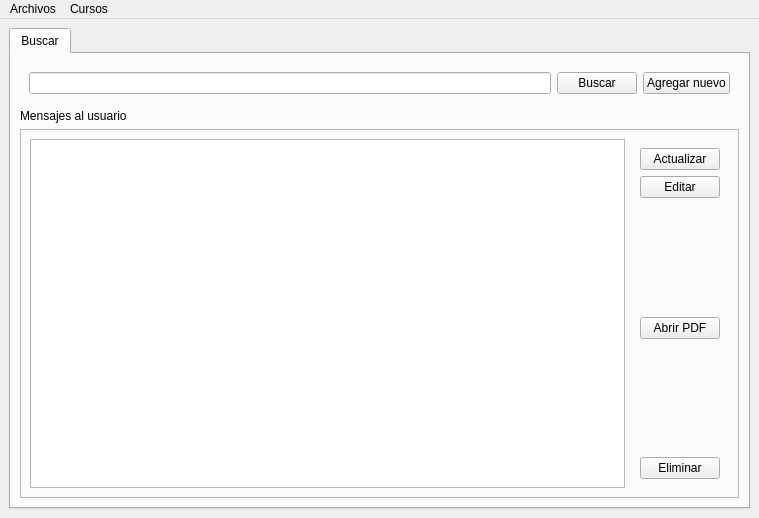
Old version of the form UI/Ventana_madre.ui in the repository leodan52/Gestor_alumnos.
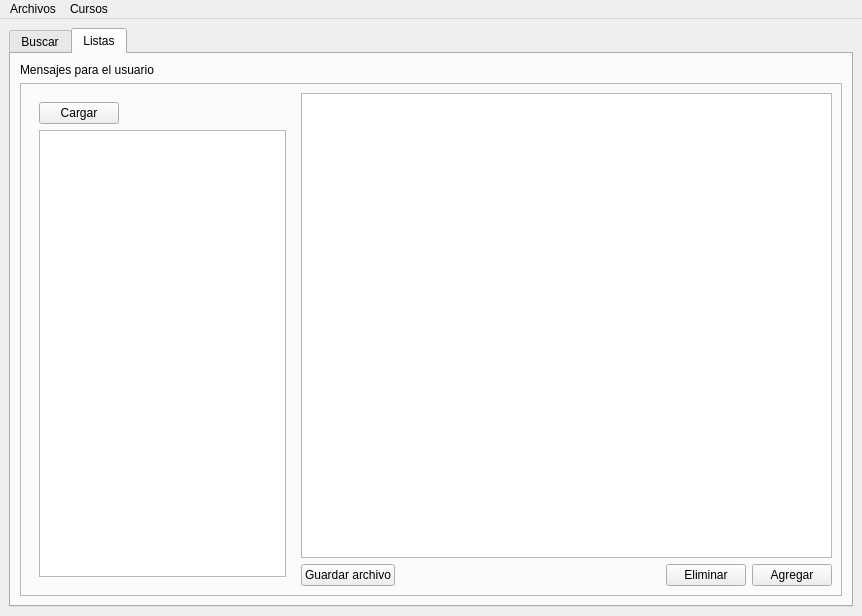
New version of the form.

Commit message: Se agregó una nueva pestaña con funciones para administrar cursos organizando la info por salones

Patch:
```diff
--- a/UI/Ventana_madre.ui
+++ b/UI/Ventana_madre.ui
@@ -6,19 +6,19 @@
    <rect>
     <x>0</x>
     <y>0</y>
-    <width>759</width>
-    <height>518</height>
+    <width>862</width>
+    <height>616</height>
    </rect>
   </property>
   <property name="windowTitle">
    <string>Gestor de cursos</string>
   </property>
   <widget class="QWidget" name="centralwidget">
-   <layout class="QGridLayout" name="gridLayout">
-    <item row="0" column="0">
+   <layout class="QVBoxLayout" name="verticalLayout_3">
+    <item>
      <widget class="QTabWidget" name="tabWidget">
       <property name="currentIndex">
-       <number>0</number>
+       <number>1</number>
       </property>
       <widget class="QWidget" name="TabBuscar">
        <attribute name="title">
@@ -138,6 +138,162 @@
         </item>
        </layout>
       </widget>
+      <widget class="QWidget" name="tabListas">
+       <property name="toolTip">
+        <string>&lt;html&gt;&lt;head/&gt;&lt;body&gt;&lt;p&gt;Administra tus cursos por salon&lt;/p&gt;&lt;/body&gt;&lt;/html&gt;</string>
+       </property>
+       <attribute name="title">
+        <string>Listas</string>
+       </attribute>
+       <layout class="QVBoxLayout" name="verticalLayout_2">
+        <item>
+         <widget class="QLabel" name="Mensajes2UsuarioTabListas">
+          <property name="text">
+           <string>&lt;html&gt;&lt;head/&gt;&lt;body&gt;&lt;p&gt;Mensajes para el usuario&lt;/p&gt;&lt;/body&gt;&lt;/html&gt;</string>
+          </property>
+         </widget>
+        </item>
+        <item>
+         <widget class="QFrame" name="frame">
+          <property name="maximumSize">
+           <size>
+            <width>16777215</width>
+            <height>16777215</height>
+           </size>
+          </property>
+          <property name="frameShape">
+           <enum>QFrame::StyledPanel</enum>
+          </property>
+          <property name="frameShadow">
+           <enum>QFrame::Raised</enum>
+          </property>
+          <layout class="QHBoxLayout" name="horizontalLayout_3" stretch="1,2">
+           <item>
+            <widget class="QWidget" name="widget_3" native="true">
+             <property name="maximumSize">
+              <size>
+               <width>16777215</width>
+               <height>16777215</height>
+              </size>
+             </property>
+             <property name="styleSheet">
+              <string notr="true">#widget_3
+{
+	width : 30%
+}</string>
+             </property>
+             <layout class="QGridLayout" name="gridLayout_4">
+              <item row="11" column="0">
+               <widget class="QTreeWidget" name="ArbolListas">
+                <property name="toolTip">
+                 <string>&lt;html&gt;&lt;head/&gt;&lt;body&gt;&lt;p&gt;Árbol de cursos&lt;/p&gt;&lt;/body&gt;&lt;/html&gt;</string>
+                </property>
+                <attribute name="headerVisible">
+                 <bool>false</bool>
+                </attribute>
+                <column>
+                 <property name="text">
+                  <string>Cursos por salon</string>
+                 </property>
+                </column>
+               </widget>
+              </item>
+              <item row="6" column="0" rowspan="3">
+               <layout class="QHBoxLayout" name="horizontalLayout_4">
+                <item>
+                 <widget class="QPushButton" name="buttonActualizarArbol">
+                  <property name="toolTip">
+                   <string>&lt;html&gt;&lt;head/&gt;&lt;body&gt;&lt;p&gt;Carga o actualiza el árbol de cursos&lt;/p&gt;&lt;/body&gt;&lt;/html&gt;</string>
+                  </property>
+                  <property name="text">
+                   <string>Cargar</string>
+                  </property>
+                 </widget>
+                </item>
+                <item>
+                 <spacer name="horizontalSpacer_2">
+                  <property name="orientation">
+                   <enum>Qt::Horizontal</enum>
+                  </property>
+                  <property name="sizeHint" stdset="0">
+                   <size>
+                    <width>40</width>
+                    <height>20</height>
+                   </size>
+                  </property>
+                 </spacer>
+                </item>
+               </layout>
+              </item>
+             </layout>
+            </widget>
+           </item>
+           <item>
+            <layout class="QVBoxLayout" name="verticalLayout_4">
+             <item>
+              <widget class="QListWidget" name="MostrarListas">
+               <property name="toolTip">
+                <string>&lt;html&gt;&lt;head/&gt;&lt;body&gt;&lt;p&gt;Aquí se muestra la lista del salon&lt;/p&gt;&lt;/body&gt;&lt;/html&gt;</string>
+               </property>
+               <property name="styleSheet">
+                <string notr="true"/>
+               </property>
+              </widget>
+             </item>
+             <item>
+              <layout class="QHBoxLayout" name="horizontalLayout_5">
+               <item>
+                <widget class="QPushButton" name="buttonGuardarCSV">
+                 <property name="toolTip">
+                  <string>&lt;html&gt;&lt;head/&gt;&lt;body&gt;&lt;p&gt;Guarda salon a un archivo CSV o JSON&lt;/p&gt;&lt;/body&gt;&lt;/html&gt;</string>
+                 </property>
+                 <property name="text">
+                  <string>Guardar archivo</string>
+                 </property>
+                </widget>
+               </item>
+               <item>
+                <spacer name="horizontalSpacer">
+                 <property name="orientation">
+                  <enum>Qt::Horizontal</enum>
+                 </property>
+                 <property name="sizeHint" stdset="0">
+                  <size>
+                   <width>40</width>
+                   <height>20</height>
+                  </size>
+                 </property>
+                </spacer>
+               </item>
+               <item>
+                <widget class="QPushButton" name="buttonEliminarTabListas">
+                 <property name="toolTip">
+                  <string>&lt;html&gt;&lt;head/&gt;&lt;body&gt;&lt;p&gt;Elimina el elemento seleccionado&lt;/p&gt;&lt;/body&gt;&lt;/html&gt;</string>
+                 </property>
+                 <property name="text">
+                  <string>Eliminar</string>
+                 </property>
+                </widget>
+               </item>
+               <item>
+                <widget class="QPushButton" name="buttonAgregarTabListas">
+                 <property name="toolTip">
+                  <string>&lt;html&gt;&lt;head/&gt;&lt;body&gt;&lt;p&gt;Agrega un alumno a este salon&lt;/p&gt;&lt;/body&gt;&lt;/html&gt;</string>
+                 </property>
+                 <property name="text">
+                  <string>Agregar</string>
+                 </property>
+                </widget>
+               </item>
+              </layout>
+             </item>
+            </layout>
+           </item>
+          </layout>
+         </widget>
+        </item>
+       </layout>
+      </widget>
      </widget>
     </item>
    </layout>
@@ -147,7 +303,7 @@
     <rect>
      <x>0</x>
      <y>0</y>
-     <width>759</width>
+     <width>862</width>
      <height>22</height>
     </rect>
    </property>
```
Left out of the diff: 3 changed lines with no effect on the pictures. The commit also changes 1 other file.
